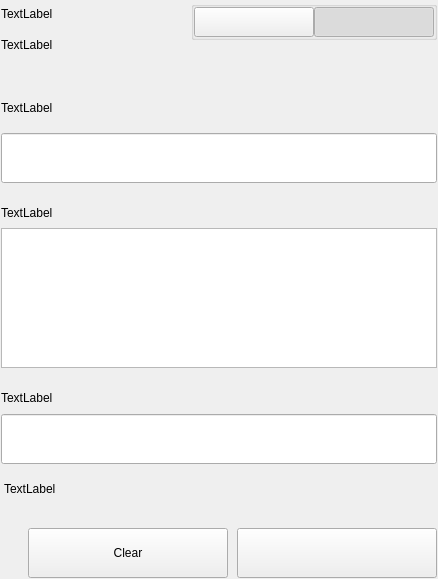
Qt form src/qt/bcz/settings/forms/settingssignmessagewidgets.ui (SpecialCoins/bitcoincz) before a commit.
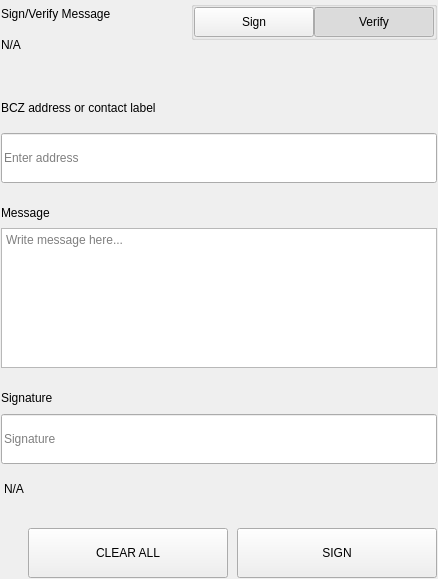
The same form after that commit.

What changed in the file:
```diff
--- a/src/qt/bcz/settings/forms/settingssignmessagewidgets.ui
+++ b/src/qt/bcz/settings/forms/settingssignmessagewidgets.ui
@@ -75,14 +75,14 @@
              <item>
               <widget class="QLabel" name="labelTitle">
                <property name="text">
-                <string>TextLabel</string>
+                <string>Sign/Verify Message</string>
                </property>
               </widget>
              </item>
              <item>
               <widget class="QLabel" name="labelSubtitle1">
                <property name="text">
-                <string>TextLabel</string>
+                <string notr="true">N/A</string>
                </property>
                <property name="wordWrap">
                 <bool>true</bool>
@@ -162,7 +162,7 @@
                     <enum>Qt::NoFocus</enum>
                    </property>
                    <property name="text">
-                    <string/>
+                    <string>Sign</string>
                    </property>
                    <property name="checkable">
                     <bool>true</bool>
@@ -190,7 +190,7 @@
                     <enum>Qt::NoFocus</enum>
                    </property>
                    <property name="text">
-                    <string/>
+                    <string>Verify</string>
                    </property>
                    <property name="checkable">
                     <bool>true</bool>
@@ -276,7 +276,7 @@
                </size>
               </property>
               <property name="text">
-               <string>TextLabel</string>
+               <string>BCZ address or contact label</string>
               </property>
              </widget>
             </item>
@@ -294,6 +294,9 @@
                 <height>50</height>
                </size>
               </property>
+              <property name="placeholderText">
+               <string>Enter address</string>
+              </property>
              </widget>
             </item>
            </layout>
@@ -335,7 +338,7 @@
               </size>
              </property>
              <property name="text">
-              <string>TextLabel</string>
+              <string>Message</string>
              </property>
             </widget>
            </item>
@@ -353,6 +356,9 @@
                <height>140</height>
               </size>
              </property>
+             <property name="placeholderText">
+              <string>Write message here...</string>
+             </property>
             </widget>
            </item>
           </layout>
@@ -415,7 +421,7 @@
                </size>
               </property>
               <property name="text">
-               <string>TextLabel</string>
+               <string>Signature</string>
               </property>
              </widget>
             </item>
@@ -427,6 +433,9 @@
                 <height>50</height>
                </size>
               </property>
+              <property name="placeholderText">
+               <string>Signature</string>
+              </property>
              </widget>
             </item>
            </layout>
@@ -438,7 +447,7 @@
             <string notr="true">padding-top:5px;</string>
            </property>
            <property name="text">
-            <string>TextLabel</string>
+            <string notr="true">N/A</string>
            </property>
           </widget>
          </item>
@@ -491,7 +500,7 @@
               <enum>Qt::NoFocus</enum>
              </property>
              <property name="text">
-              <string>Clear</string>
+              <string>CLEAR ALL</string>
              </property>
             </widget>
            </item>
@@ -513,7 +522,7 @@
               <enum>Qt::NoFocus</enum>
              </property>
              <property name="text">
-              <string/>
+              <string>SIGN</string>
              </property>
             </widget>
            </item>
```
